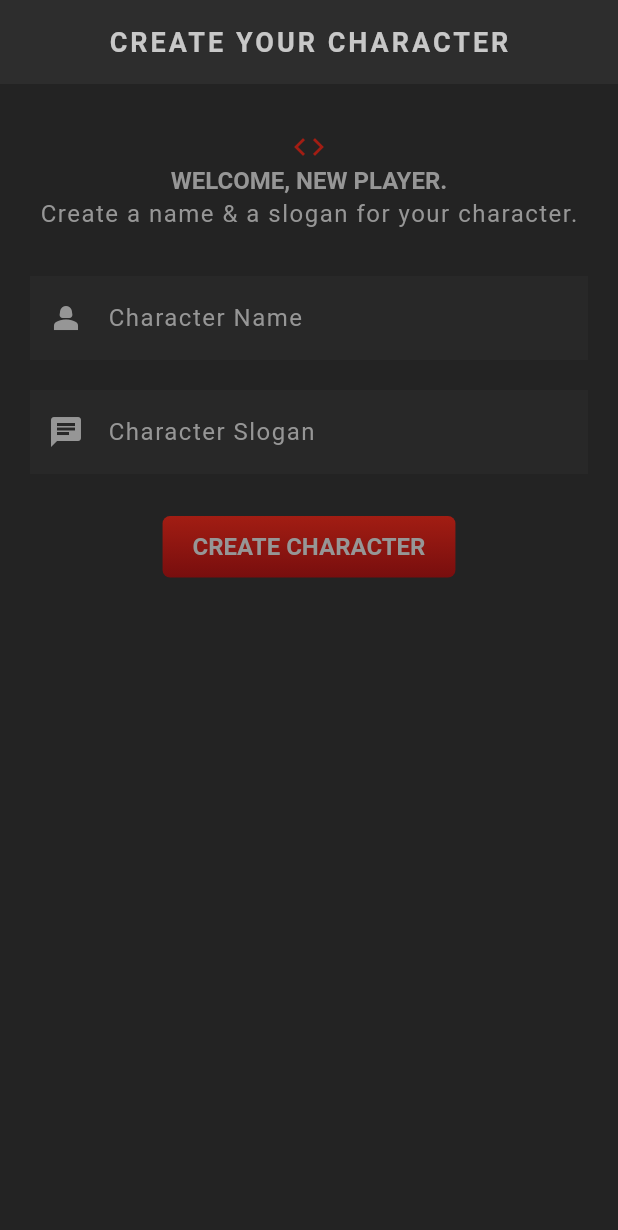
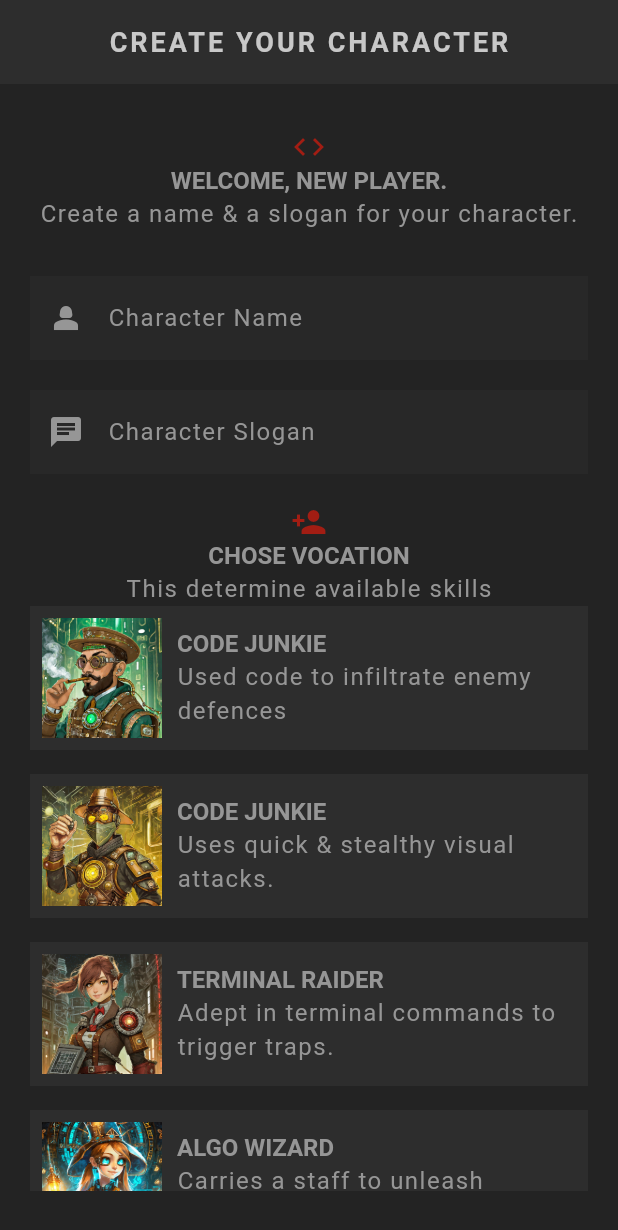
Before and after one commit to tertiussc/flutter_rpg_2, a Flutter app: the screen it shows after launch, on a phone screen of 412 x 824 dp. Shown: the top 1230 px of the screen. Run offline on Flutter 3.47's test engine with Material 3 defaults, Android fonts, the phone set to English and light mode, and no system bars.

Commit message:
Added scroll view and Vocation cards inside create character screen

```diff
--- a/lib/screens/create/create.dart
+++ b/lib/screens/create/create.dart
@@ -1,4 +1,6 @@
 import 'package:flutter/material.dart';
+import 'package:flutter_rpg_2/models/vocation.dart';
+import 'package:flutter_rpg_2/screens/create/vocation_card.dart';
 import 'package:flutter_rpg_2/shared/styled_button.dart';
 import 'package:flutter_rpg_2/shared/styled_text.dart';
 import 'package:flutter_rpg_2/theme.dart';
@@ -46,6 +48,7 @@ class _CreateState extends State<Create> {
       ),
       body: Container(
         padding: EdgeInsets.symmetric(vertical: 30, horizontal: 20),
+        child: SingleChildScrollView(
           child: Column(
             children: [
               // Welcome msg
@@ -87,6 +90,23 @@ class _CreateState extends State<Create> {
               SizedBox(
                 height: 20,
               ),
+              // Select vocation
+              Center(
+                child: Icon(
+                  Icons.person_add,
+                  color: AppColors.primaryColor,
+                ),
+              ),
+              Center(
+                child: StyledHeading('Chose Vocation'),
+              ),
+              Center(
+                child: StyledText('This determine available skills'),
+              ),
+              VocationCard(vocation: Vocation.junkie),
+              VocationCard(vocation: Vocation.ninja),
+              VocationCard(vocation: Vocation.raider),
+              VocationCard(vocation: Vocation.wizard),
               Center(
                 child: StyledButton(
                   onPressed: handleSubmit,
@@ -96,6 +116,7 @@ class _CreateState extends State<Create> {
             ],
           ),
         ),
+      ),
     );
   }
 }
--- /dev/null
+++ b/lib/screens/create/vocation_card.dart
@@ -0,0 +1,40 @@
+import 'package:flutter/material.dart';
+import 'package:flutter_rpg_2/models/vocation.dart';
+import 'package:flutter_rpg_2/shared/styled_text.dart';
+
+class VocationCard extends StatelessWidget {
+  // Parameters
+  final Vocation vocation;
+  // Constructor
+  const VocationCard({
+    super.key,
+    required this.vocation,
+  });
+
+  @override
+  Widget build(BuildContext context) {
+    return Card(
+      child: Padding(
+        padding: EdgeInsets.all(8),
+        child: Row(
+          children: [
+            Image.asset(
+              'assets/img/vocations/${vocation.image}',
+              width: 80,
+              colorBlendMode: BlendMode.color,
+            ),
+            SizedBox(width: 10),
+            Expanded(
+                child: Column(
+              crossAxisAlignment: CrossAxisAlignment.start,
+              children: [
+                StyledHeading(vocation.title),
+                StyledText(vocation.description),
+              ],
+            ))
+          ],
+        ),
+      ),
+    );
+  }
+}
```
Lines whose indentation alone changed are shown as unchanged.
